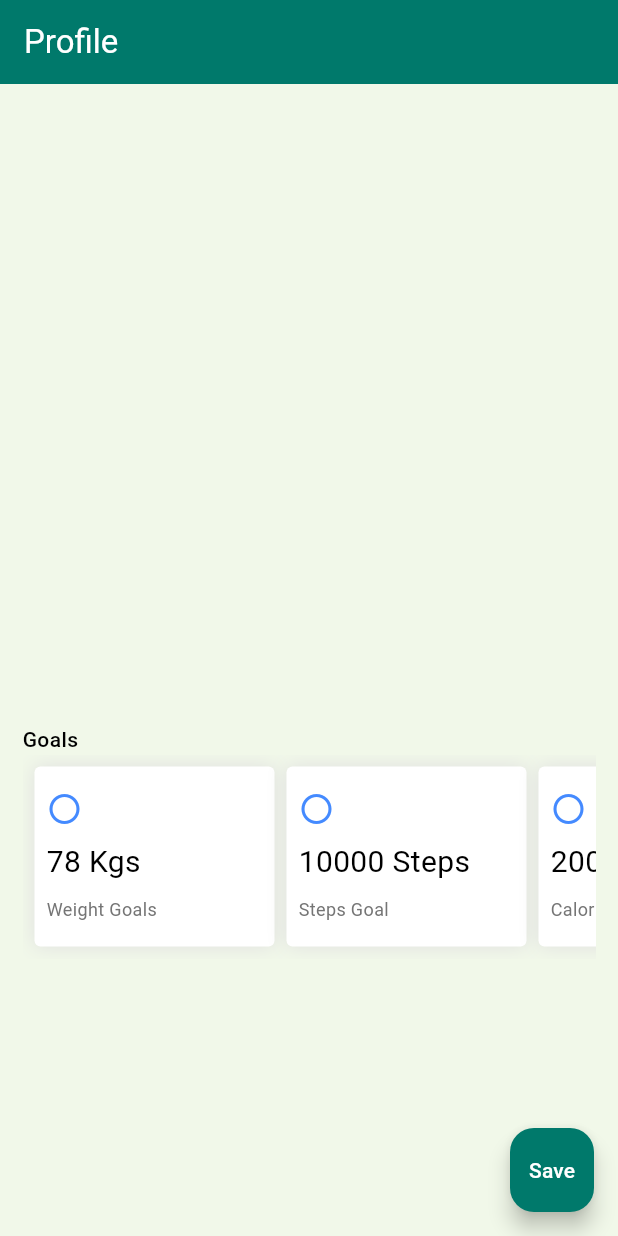
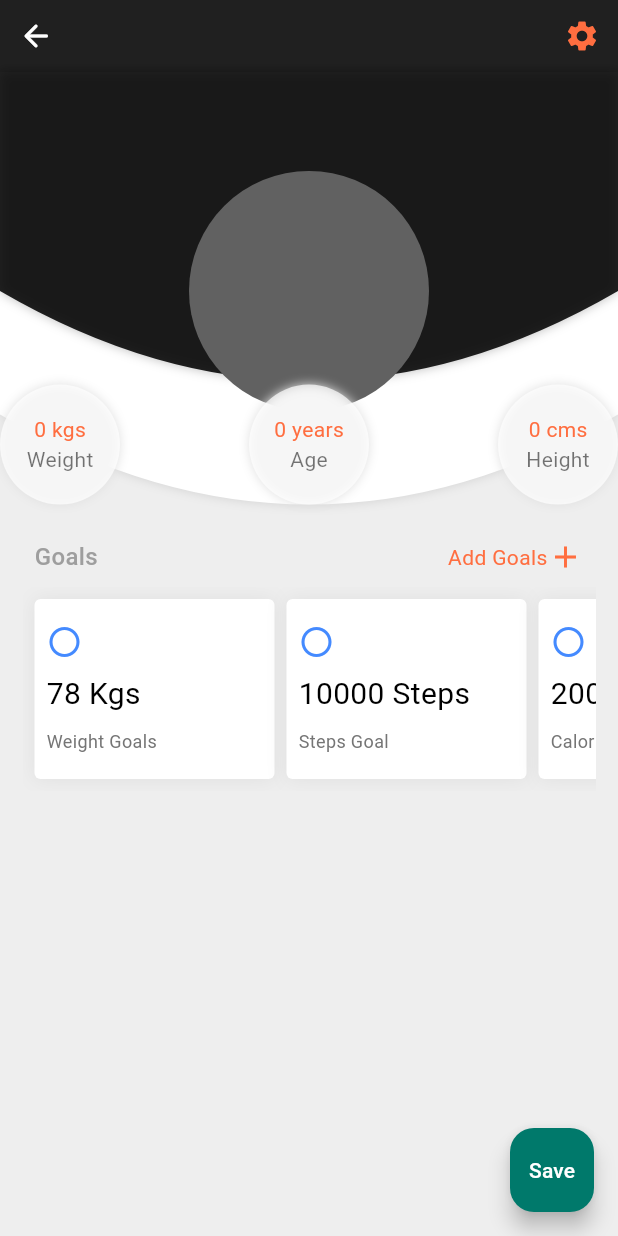
Before and after one commit to StuckNot/snack_track_app, a Flutter app: the screen it shows after launch, on a phone screen of 412 x 824 dp. Run offline on Flutter 3.47's test engine with Material 3 defaults, Android fonts, the phone set to English and light mode, and no system bars; our stand-ins replace bloc, equatable, flutter_bloc, get_it, shared_preferences; generated files the repository leaves out were written again.

Commit message:
ui: profile new ui designed basic layout

```diff
--- a/packages/profile/lib/src/presentation/view/profile_page.dart
+++ b/packages/profile/lib/src/presentation/view/profile_page.dart
@@ -1,6 +1,5 @@
 import 'package:flutter/material.dart';
 import 'package:flutter_bloc/flutter_bloc.dart';
-import 'package:profile/l10n/l10n.dart';
 import 'package:profile/src/domain/entities/user_profile.dart';
 import 'package:profile/src/presentation/bloc/profile_bloc.dart';
 import 'package:profile/src/presentation/widgets/goals.dart';
@@ -16,9 +15,8 @@ class ProfileScreen extends StatefulWidget {
 class _ProfileScreenState extends State<ProfileScreen> {
   @override
   Widget build(BuildContext context) {
-    final l10n = context.l10n;
     return Scaffold(
-      appBar: AppBar(title: Text(l10n.profileAppBarTitle)),
+      backgroundColor: Colors.grey.shade200,
       floatingActionButton: FloatingActionButton(
         onPressed: () => context.read<ProfileBloc>().add(
           const SetProfile(
@@ -60,12 +58,53 @@ class _ProfileScreenState extends State<ProfileScreen> {
 class ProfileView extends StatelessWidget {
   final UserProfile? profile;
 
-  const ProfileView({super.key, required this.profile});
+  const ProfileView({required this.profile, super.key});
 
   @override
   Widget build(BuildContext context) {
-    return const Column(
-      children: [Overview(), Goals()],
+    return ListView(
+      children: [
+        ColoredBox(
+          color: Colors.black87,
+          child: Row(
+            mainAxisAlignment: MainAxisAlignment.spaceBetween,
+            children: [
+              IconButton(
+                onPressed: () {},
+                icon: const Icon(
+                  Icons.arrow_back_rounded,
+                  color: Colors.white,
+                ),
+              ),
+              Text(
+                profile?.name ?? '',
+                style: const TextStyle(
+                  fontSize: 18,
+                  fontWeight: FontWeight.w500,
+                  color: Colors.white,
+                ),
+              ),
+              IconButton(
+                onPressed: () {},
+                icon: const Icon(
+                  Icons.settings,
+                  color: Colors.deepOrangeAccent,
+                ),
+              ),
+            ],
+          ),
+        ),
+        Column(
+          children: [
+            Overview(
+              age: profile?.age ?? 0,
+              weight: profile?.weightKg ?? 0,
+              height: profile?.heightCm ?? 0,
+            ),
+            const Goals(),
+          ],
+        ),
+      ],
     );
   }
 }
--- a/packages/profile/lib/src/presentation/widgets/goals.dart
+++ b/packages/profile/lib/src/presentation/widgets/goals.dart
@@ -3,7 +3,7 @@ import 'package:flutter/material.dart';
 class Goals extends StatelessWidget {
   const Goals({super.key});
 
-  Widget CustomContainer(String text, String description) {
+  Widget GoalsCustomContainer(String text, String description) {
     return Container(
       height: 120,
       width: 160,
@@ -48,25 +48,49 @@ class Goals extends StatelessWidget {
       child: Column(
         crossAxisAlignment: CrossAxisAlignment.start,
         children: [
-          const Text(
-            'Goals',
-            style: TextStyle(fontSize: 14, fontWeight: FontWeight.w500),
+          const Padding(
+            padding: EdgeInsets.all(8),
+            child: Row(
+              mainAxisAlignment: MainAxisAlignment.spaceBetween,
+              children: [
+                Text(
+                  'Goals',
+                  style: TextStyle(
+                    fontSize: 16,
+                    fontWeight: FontWeight.w500,
+                    color: Colors.grey,
+                  ),
+                ),
+                Row(
+                  children: [
+                    Text(
+                      'Add Goals',
+                      style: TextStyle(color: Colors.deepOrangeAccent),
+                    ),
+                    Icon(
+                      Icons.add,
+                      color: Colors.deepOrangeAccent,
+                    ),
+                  ],
+                ),
+              ],
+            ),
           ),
           SingleChildScrollView(
-            padding: const EdgeInsets.all(8),
+            padding: EdgeInsets.all(8),
             scrollDirection: Axis.horizontal,
             child: Row(
               mainAxisAlignment: MainAxisAlignment.spaceAround,
               children: [
-                CustomContainer('78 Kgs', 'Weight Goals'),
+                GoalsCustomContainer('78 Kgs', 'Weight Goals'),
                 const SizedBox(
                   width: 8,
                 ),
-                CustomContainer('10000 Steps', 'Steps Goal'),
+                GoalsCustomContainer('10000 Steps', 'Steps Goal'),
                 const SizedBox(
                   width: 8,
                 ),
-                CustomContainer('2000 Calories', 'Calories Goal'),
+                GoalsCustomContainer('2000 Calories', 'Calories Goal'),
               ],
             ),
           ),
--- a/packages/profile/lib/src/presentation/widgets/overview.dart
+++ b/packages/profile/lib/src/presentation/widgets/overview.dart
@@ -1,35 +1,118 @@
 import 'package:flutter/material.dart';
 
 class Overview extends StatelessWidget {
-  const Overview({super.key});
+  final num age;
+  final num weight;
+  final num height;
+  const Overview({
+    required this.age,
+    required this.weight,
+    required this.height,
+    super.key,
+  });
+
+  Widget _overviewCustomContainer(String text, String description) {
+    return Container(
+      height: 80,
+      width: 80,
+      decoration: BoxDecoration(
+        boxShadow: [BoxShadow(color: Colors.grey.shade300, blurRadius: 5)],
+        color: Colors.white70,
+        shape: BoxShape.circle,
+      ),
+      child: Padding(
+        padding: const EdgeInsets.all(8),
+        child: Column(
+          mainAxisAlignment: MainAxisAlignment.center,
+          children: [
+            Text(
+              text,
+              style: const TextStyle(color: Colors.deepOrangeAccent),
+            ),
+            Text(
+              description,
+              style: const TextStyle(color: Colors.black54),
+            ),
+          ],
+        ),
+      ),
+    );
+  }
 
   @override
   Widget build(BuildContext context) {
-    return Container(
-      height: MediaQuery.of(context).size.height * .5,
-      width: MediaQuery.of(context).size.width,
-      decoration: const ShapeDecoration(shape: ProfileBackgroundShape(),
-      color: Colors.blueAccent)
+    return Stack(
+      children: [
+        Container(
+          height: MediaQuery.of(context).size.height * .35,
+          width: MediaQuery.of(context).size.width,
+          decoration: const ShapeDecoration(
+            color: Colors.white,
+            shape: ProfileBackgroundShape(),
+            shadows: [BoxShadow(color: Colors.black12, blurRadius: 5)],
+          ),
+        ),
+        Container(
+          height: MediaQuery.of(context).size.height * .25,
+          width: MediaQuery.of(context).size.width,
+          decoration: const ShapeDecoration(
+            color: Colors.black87,
+            shape: ProfileBackgroundShape(),
+            shadows: [BoxShadow(color: Colors.black26, blurRadius: 5)],
+          ),
+        ),
+        Padding(
+          padding: EdgeInsets.only(
+            top: MediaQuery.of(context).size.height * .08,
+          ),
+          child: Align(
+            alignment: Alignment.topCenter,
+            child: CircleAvatar(
+              radius: 80,
+              backgroundColor: Colors.grey.shade700,
+            ),
+          ),
+        ),
+        Positioned(
+          bottom: 0,
+          left: 0,
+          right: 0,
+          child: Row(
+            crossAxisAlignment: CrossAxisAlignment.end,
+            mainAxisAlignment: MainAxisAlignment.spaceBetween,
+            children: [
+              _overviewCustomContainer('$weight kgs', 'Weight'),
+              _overviewCustomContainer('$age years', 'Age'),
+              _overviewCustomContainer('$height cms', 'Height'),
+            ],
+          ),
+        ),
+      ],
     );
   }
 }
 
-class ProfileBackgroundShape extends ShapeBorder{
-  const ProfileBackgroundShape();
-  final double borderRadius = 60;
+class ProfileBackgroundShape extends ShapeBorder {
+  const ProfileBackgroundShape({this.y = 60});
+  final double y;
 
   @override
   EdgeInsetsGeometry get dimensions => EdgeInsets.zero;
 
   @override
   Path getOuterPath(Rect rect, {TextDirection? textDirection}) {
-    final path = Path();
+    final path = Path()
+      ..moveTo(rect.left, rect.top)
+      ..lineTo(rect.right, rect.top)
+      ..lineTo(rect.right, rect.bottom - y)
+      ..quadraticBezierTo(
+        rect.width / 2,
+        rect.bottom + y,
+        rect.left,
+        rect.bottom - y,
+      )
+      ..close();
 
-    path.moveTo(rect.right, rect.top);
-
-    path.lineTo(rect.width, 0);
-
-    path.quadraticBezierTo(rect.width/2, 20, 0, 0);
     return path;
   }
 
```
Also changed, not shown: 2 other files.
